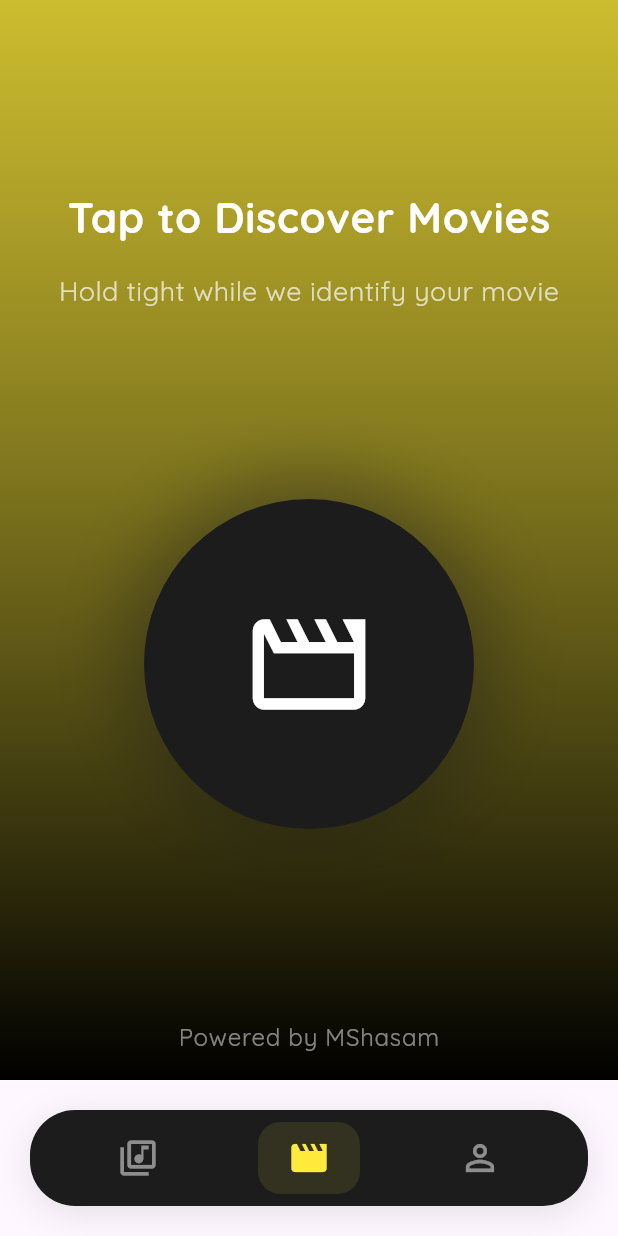
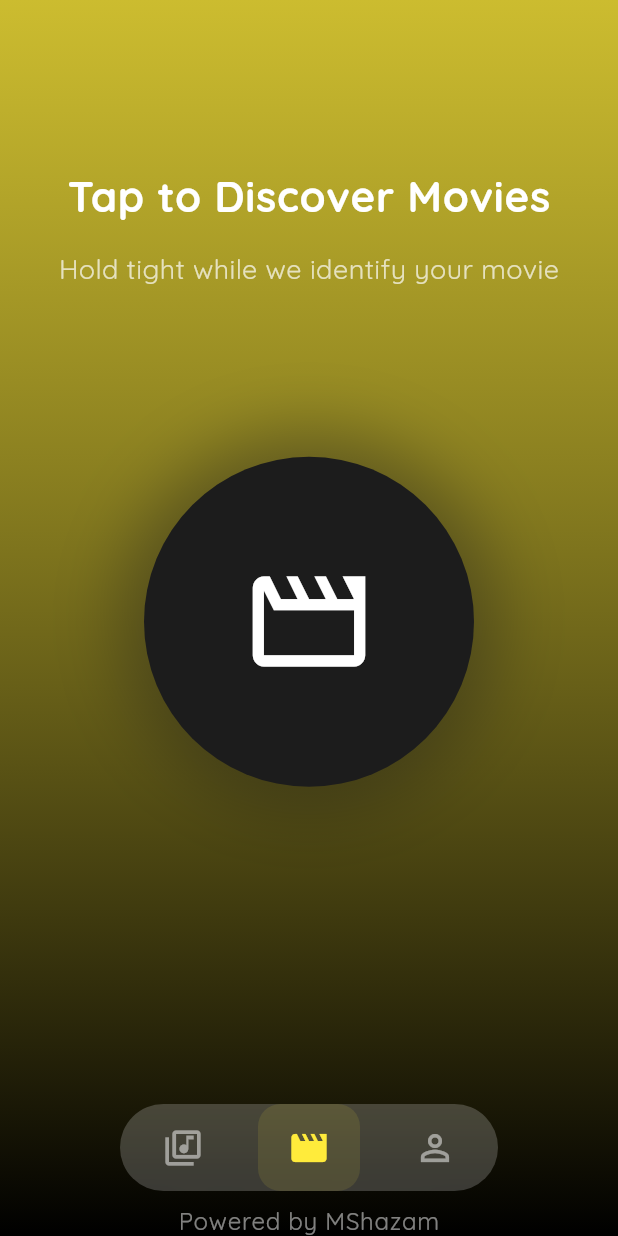
Before and after one commit to kiddo4/Shazam, a Flutter app: the MainScreen screen opened directly, on a phone screen of 412 x 824 dp. Run offline on Flutter 3.47's test engine with Material 3 defaults, Android fonts, the phone set to English and light mode, and no system bars; drawn by our look-alikes of flutter_animate; our stand-ins replace dartz, flutter_riverpod, google_fonts; missing offline and left inert: record.

Commit message:
updated the code base

```diff
--- a/lib/core/presentation/screens/main_screen.dart
+++ b/lib/core/presentation/screens/main_screen.dart
@@ -1,3 +1,5 @@
+import 'dart:ui';
+
 import 'package:flutter/material.dart';
 import 'package:mshasam/core/constants/app_colors.dart';
 import 'package:mshasam/features/audio_recognition/presentation/screens/movie_recognition_screen.dart';
@@ -22,29 +24,28 @@ class _MainScreenState extends State<MainScreen> {
 
   @override
   Widget build(BuildContext context) {
-    return Scaffold(
+    return Stack(
+      alignment: Alignment.bottomCenter,
+      children: [
+        Scaffold(
           body: _screens[_selectedIndex],
-      bottomNavigationBar: Padding(
-        padding: const EdgeInsets.all(20),
-        child: Container(
-          decoration: BoxDecoration(
-            color: AppColors.surface,
-            borderRadius: BorderRadius.circular(30),
-            boxShadow: [
-              BoxShadow(
-                color: Colors.black.withOpacity(0.1),
-                blurRadius: 20,
-                offset: const Offset(0, 5),
         ),
-            ],
-          ),
-          child: SafeArea(
+        SafeArea(
           child: Padding(
-              padding: const EdgeInsets.symmetric(horizontal: 15, vertical: 8),
+            padding: const EdgeInsets.symmetric(horizontal: 80, vertical: 30),
+            child: ClipRRect(
+              borderRadius: BorderRadius.circular(100),
+              child: BackdropFilter(
+                filter: ImageFilter.blur(sigmaX: 10.0, sigmaY: 10.0),
+                child: Material(
+                  color: Colors.white
+                      .withValues(alpha: 0.2), // Adjust opacity here
+
                   child: Row(
                     mainAxisAlignment: MainAxisAlignment.spaceAround,
                     children: [
-                  _buildNavItem(0, Icons.library_music_outlined, Icons.library_music),
+                      _buildNavItem(
+                          0, Icons.library_music_outlined, Icons.library_music),
                       _buildNavItem(1, Icons.movie_outlined, Icons.movie),
                       _buildNavItem(2, Icons.person_outline, Icons.person),
                     ],
@@ -53,23 +54,29 @@ class _MainScreenState extends State<MainScreen> {
               ),
             ),
           ),
+        ),
+      ],
     );
   }
 
-  Widget _buildNavItem(int index, IconData unselectedIcon, IconData selectedIcon) {
+  Widget _buildNavItem(
+      int index, IconData unselectedIcon, IconData selectedIcon) {
     final isSelected = _selectedIndex == index;
     return GestureDetector(
       onTap: () => setState(() => _selectedIndex = index),
       child: AnimatedContainer(
         duration: const Duration(milliseconds: 200),
-        padding: const EdgeInsets.symmetric(horizontal: 20, vertical: 10),
+        padding: const EdgeInsets.symmetric(horizontal: 20, vertical: 15),
         decoration: BoxDecoration(
-          color: isSelected ? AppColors.primary.withOpacity(0.1) : Colors.transparent,
+          color: isSelected
+              ? AppColors.primary.withOpacity(0.1)
+              : Colors.transparent,
           borderRadius: BorderRadius.circular(15),
         ),
         child: Icon(
           isSelected ? selectedIcon : unselectedIcon,
-          color: isSelected ? AppColors.primary : AppColors.text.withOpacity(0.5),
+          color:
+              isSelected ? AppColors.primary : AppColors.text.withOpacity(0.5),
           size: 28,
         ),
       ),
--- a/lib/features/audio_recognition/presentation/screens/movie_recognition_screen.dart
+++ b/lib/features/audio_recognition/presentation/screens/movie_recognition_screen.dart
@@ -184,9 +184,18 @@ class _MovieRecognitionScreenState
                     ),
                   ),
                   const Spacer(),
+
+                  Spacer(),
                   // Enhanced footer
+                  Padding(
+                    padding: const EdgeInsets.symmetric(vertical: 1.0),
+                    child: Column(
+                      children: [
+                        SizedBox(
+                          height: 50,
+                        ),
                         Text(
-                    'Powered by MShasam',
+                          'Powered by MShazam',
                           style: TextStyle(
                             color: AppColors.text.withOpacity(0.5),
                             fontSize: 16,
@@ -200,7 +209,9 @@ class _MovieRecognitionScreenState
                                 begin: const Offset(0, 0.2), end: Offset.zero),
                           ],
                         ),
-                  const SizedBox(height: 20),
+                      ],
+                    ),
+                  ),
                 ],
               ),
             ),
```
Also changed, not shown: lib/features/library/presentation/screens/library_screen.dart (+114 -3 lines), lib/features/library/presentation/screens/movie_detail_screen.dart (added, +14 -0 lines). Lines whose indentation alone changed are shown as unchanged.
